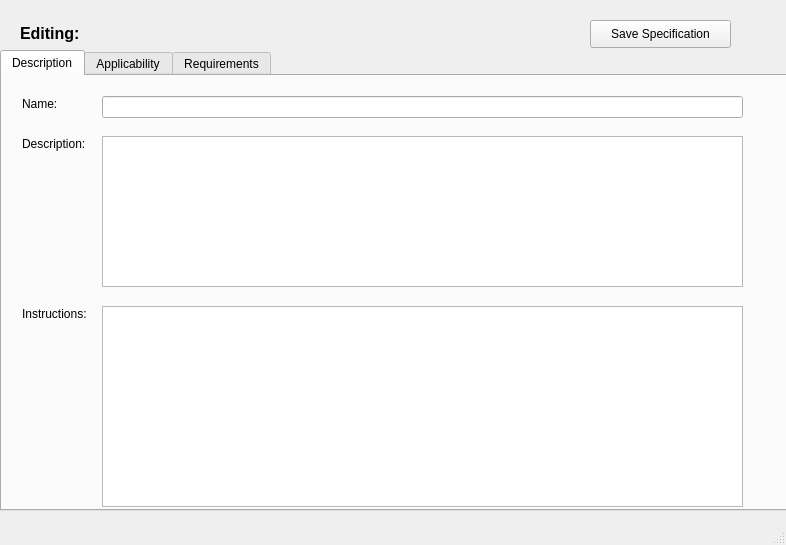
Above: GUI_Windows/idsEditor_spec_editor.ui from ivanfelipeib/Masterarbeit before the change. Below: the same form after it.
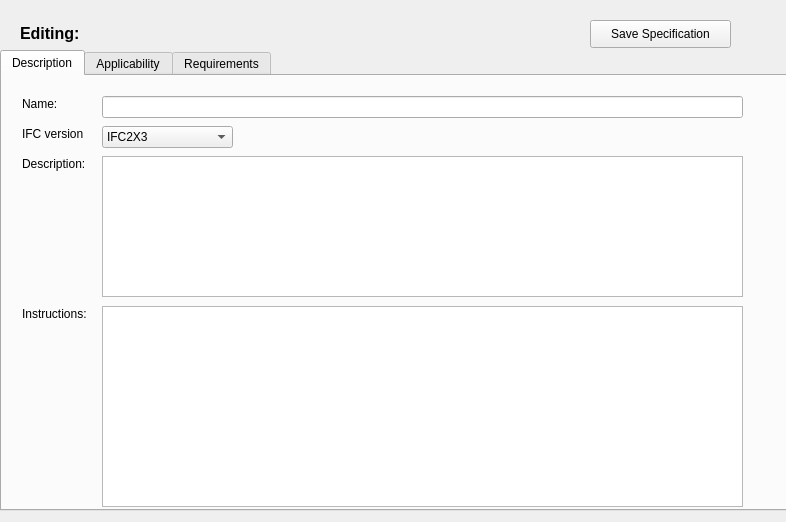
That is the form after the change. The open tabs and pages were chosen to show the change. Custom widgets are drawn as their Qt base class.

Commit message: Add ifc version as field in Specification Editor

```diff
--- a/GUI_Windows/idsEditor_spec_editor.ui
+++ b/GUI_Windows/idsEditor_spec_editor.ui
@@ -7,7 +7,7 @@
     <x>0</x>
     <y>0</y>
     <width>786</width>
-    <height>545</height>
+    <height>522</height>
    </rect>
   </property>
   <property name="windowTitle">
@@ -47,7 +47,7 @@
       <property name="geometry">
        <rect>
         <x>20</x>
-        <y>60</y>
+        <y>80</y>
         <width>111</width>
         <height>16</height>
        </rect>
@@ -73,9 +73,9 @@
       <property name="geometry">
        <rect>
         <x>100</x>
-        <y>60</y>
+        <y>80</y>
         <width>641</width>
-        <height>151</height>
+        <height>141</height>
        </rect>
       </property>
      </widget>
@@ -99,6 +99,39 @@
        </rect>
       </property>
      </widget>
+     <widget class="QLabel" name="label_4">
+      <property name="geometry">
+       <rect>
+        <x>20</x>
+        <y>50</y>
+        <width>111</width>
+        <height>16</height>
+       </rect>
+      </property>
+      <property name="text">
+       <string>IFC version</string>
+      </property>
+     </widget>
+     <widget class="QComboBox" name="combo_ifc_version">
+      <property name="geometry">
+       <rect>
+        <x>100</x>
+        <y>50</y>
+        <width>131</width>
+        <height>22</height>
+       </rect>
+      </property>
+      <item>
+       <property name="text">
+        <string>IFC2X3</string>
+       </property>
+      </item>
+      <item>
+       <property name="text">
+        <string>IFC4</string>
+       </property>
+      </item>
+     </widget>
     </widget>
     <widget class="QWidget" name="tab_applicability">
      <attribute name="title">
@@ -390,7 +423,6 @@
     </property>
    </widget>
   </widget>
-  <widget class="QStatusBar" name="statusbar"/>
  </widget>
  <customwidgets>
   <customwidget>
```
Left out of the diff: 2 changed lines with no effect on the pictures. The commit also changes 2 other files.
